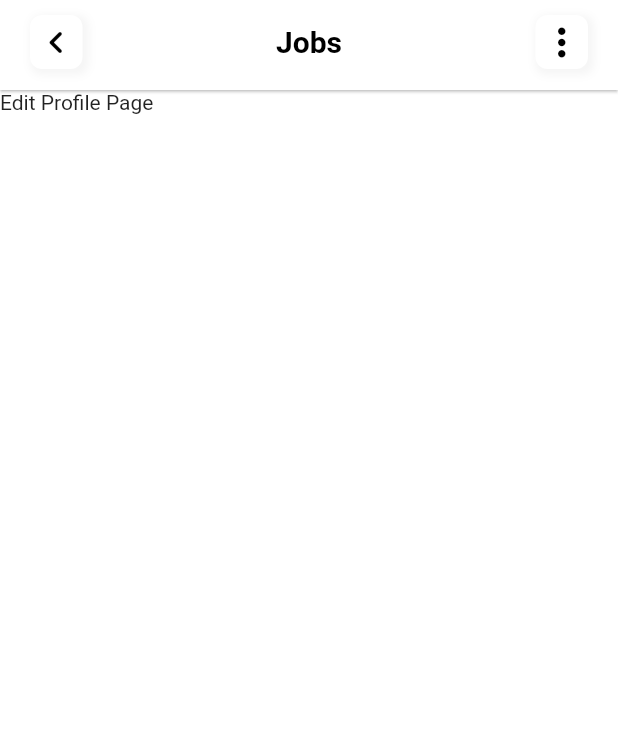
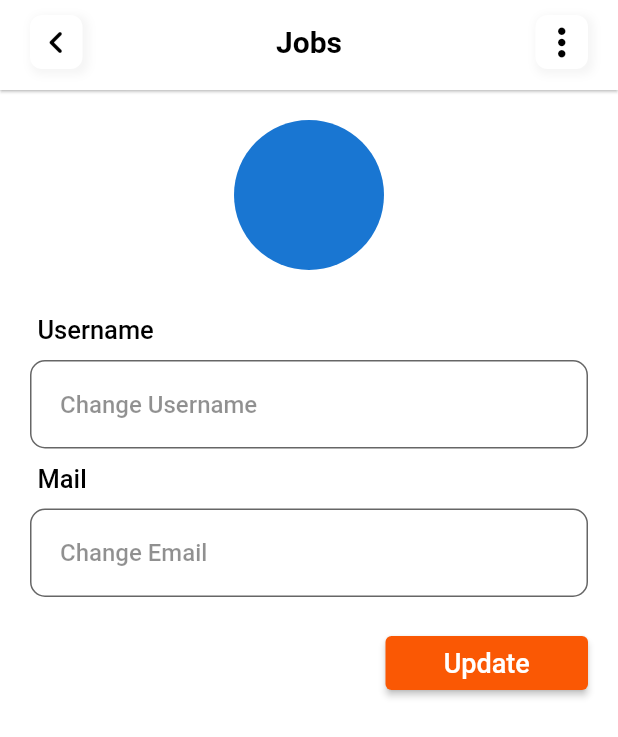
Before and after one commit to thetooaung07/job-portal, a Flutter app: the EditProfilePage screen opened by its route, on a phone screen of 412 x 824 dp. Shown: the top 737 px of the screen. Run offline on Flutter 3.47's test engine with Material 2 defaults, Android fonts, the phone set to English and light mode, and no system bars; our stand-ins replace cloud_firestore, firebase_auth, firebase_core, firebase_storage, flutter_svg, fluttertoast and 2 more; accounts and stored records are empty; network calls fail; Roboto replaces fonts that are missing (Circular).

Commit message:
Username and email update

```diff
--- a/lib/TODO.txt
+++ b/lib/TODO.txt
@@ -81,3 +81,7 @@ Job_Post_Controller bug > only one contoller is working for various picture caus
 
 
 After uploading profile PopUpMenuBtn not close automatically
+
+
+TO Fix UI blinking 2 to 3 times after updating Username and email !Need to fix
+Test Username and email change again
--- a/lib/controller/user_account_controller.dart
+++ b/lib/controller/user_account_controller.dart
@@ -1,4 +1,7 @@
 import 'package:firebase_auth/firebase_auth.dart';
+import 'package:flutter/cupertino.dart';
+import 'package:flutter/material.dart';
+import 'package:fluttertoast/fluttertoast.dart';
 import 'package:get/get.dart';
 import 'package:image_picker/image_picker.dart';
 import 'package:job_portal/global.dart';
@@ -18,12 +21,23 @@ class UserAccountController extends GetxController {
     _userAccount.value = UserAccount();
   }
 
+  // Edit Profile Page Controller
+  TextEditingController usernameC = new TextEditingController();
+  TextEditingController emailC = new TextEditingController();
+
   @override
   void onInit() {
     super.onInit();
-    if (firebaseAuth.currentUser != null)
+    if (firebaseAuth.currentUser != null) {
       _userAccount.bindStream(
           FirestoreHelper().userAccountStream(firebaseAuth.currentUser!.uid));
+    }
+    // //For Edit profile page
+    // if (user.username != null && user.email != null) {
+    //   print("Inside on inti not null");
+    //   usernameC.text = user.username!;
+    //   emailC.text = user.email!;
+    // }
   }
 
   int calculate(Map profileStats) {
@@ -93,4 +107,58 @@ class UserAccountController extends GetxController {
           data: {"postedBy.profile": fileLink});
     }
   }
+
+  bool shouldUpdateCheck() {
+    if (usernameC.text == user.username &&
+        emailC.text == user.email &&
+        usernameC.text == firebaseAuth.currentUser?.email)
+      return false;
+    else if (usernameC.text.trim().length < 0 && emailC.text.trim().length < 0)
+      return false;
+    else
+      return true;
+  }
+
+  // Edit Profile Update // only username and email
+
+  void usernameAndEmailUpdate() async {
+    if (!shouldUpdateCheck())
+      return;
+    else {
+      // Update Firebase Authentication
+      late UserCredential newCre;
+
+      if (user.email != null && user.password != null) {
+        newCre = await firebaseAuth.signInWithEmailAndPassword(
+          email: user.email!,
+          password: user.password!,
+        );
+        if (newCre.user != null) {
+          await newCre.user?.updateEmail(emailC.text.trim());
+        }
+      }
+
+      UserAccount _user = new UserAccount(
+          username: usernameC.text,
+          email: emailC.text,
+          addABio: user.addABio,
+          cvFile: user.cvFile,
+          password: user.password,
+          profile: user.profile,
+          profileDetails: user.profileDetails,
+          userId: user.userId);
+// Update CloudFirestore
+      await FirestoreHelper().update(
+        collectionPath: "users",
+        docPath: user.userId,
+        data: _user.toJson(),
+      );
+    }
+
+    Fluttertoast.showToast(
+        msg: "Success",
+        backgroundColor: Colors.green,
+        textColor: Colors.white,
+        fontSize: 16.0);
+  }
 }
--- a/lib/global.dart
+++ b/lib/global.dart
@@ -7,7 +7,7 @@ import 'package:job_portal/services/storage.dart';
 final FirebaseAuth firebaseAuth = FirebaseAuth.instance;
 final FirebaseFirestore firebaseFirestore = FirebaseFirestore.instance;
 
-final loginUserID = firebaseAuth.currentUser!.uid;
+final loginUserID = firebaseAuth.currentUser?.uid;
 
 final AuthService authService = AuthService();
 final StorageService storageService = StorageService();
--- a/lib/routes/routes.dart
+++ b/lib/routes/routes.dart
@@ -59,5 +59,5 @@ routes() => [
       GetPage(name: RouteNames.myJobs, page: () => const MyJobsPage()),
       GetPage(name: RouteNames.savePosts, page: () => const SavedJobsPage()),
       GetPage(name: RouteNames.postJob, page: () => const PostJobPage()),
-      GetPage(name: RouteNames.eidtProfile, page: () => const EditProfilePage())
+      GetPage(name: RouteNames.eidtProfile, page: () => EditProfilePage())
     ];
--- a/lib/view/edit_profile.dart
+++ b/lib/view/edit_profile.dart
@@ -1,10 +1,36 @@
 import 'package:flutter/material.dart';
 import 'package:get/get.dart';
+import 'package:job_portal/constants.dart';
+import 'package:job_portal/controller/user_account_controller.dart';
 import 'package:job_portal/main.dart';
 import 'package:job_portal/widgets/my_app_bar.dart';
 
-class EditProfilePage extends StatelessWidget {
+class EditProfilePage extends StatefulWidget {
   const EditProfilePage({Key? key}) : super(key: key);
+
+  @override
+  State<EditProfilePage> createState() => _EditProfilePageState();
+}
+
+class _EditProfilePageState extends State<EditProfilePage> {
+  UserAccountController controller = Get.find<UserAccountController>();
+
+  @override
+  void initState() {
+    super.initState();
+
+    if (controller.user.username != null && controller.user.email != null) {
+      controller.usernameC.text = controller.user.username!;
+      controller.emailC.text = controller.user.email!;
+    }
+  }
+
+  @override
+  void dispose() {
+    controller.usernameC..dispose();
+    controller.emailC.dispose();
+    super.dispose();
+  }
 
   @override
   Widget build(BuildContext context) {
@@ -36,7 +62,125 @@ class EditProfilePage extends StatelessWidget {
           ),
         ],
       ),
-      body: Text("Edit Profile Page"),
+      body: SingleChildScrollView(
+        child: Container(
+          padding: EdgeInsets.symmetric(horizontal: 20),
+          child: Column(
+            children: [
+              SizedBox(
+                height: 20,
+              ),
+              Center(
+                child: CircleAvatar(
+                  radius: 50,
+                ),
+              ),
+              SizedBox(
+                height: 20,
+              ),
+              LabelTextField(
+                label: "Username",
+                hintText: "Change Username",
+                controller: controller.usernameC,
+              ),
+              LabelTextField(
+                label: "Mail",
+                hintText: "Change Email",
+                controller: controller.emailC,
+              ),
+              SizedBox(
+                height: 20,
+              ),
+              Align(
+                alignment: Alignment.centerRight,
+                child: ElevatedButton(
+                  child: Container(
+                      width: Get.width / 4,
+                      alignment: Alignment.center,
+                      child: Text(
+                        "Update",
+                        style: kLabelTextStyle.copyWith(
+                            color: Colors.white, fontWeight: FontWeight.w500),
+                      )),
+                  onPressed: () {
+                    controller.usernameAndEmailUpdate();
+                  },
+                ),
+              )
+            ],
+          ),
+        ),
+      ),
     );
   }
 }
+
+class LabelTextField extends StatelessWidget {
+  final String? label;
+  final String? hintText;
+  final TextEditingController? controller;
+
+  const LabelTextField({Key? key, this.label, this.hintText, this.controller})
+      : super(key: key);
+
+  @override
+  Widget build(BuildContext context) {
+    return Column(
+      crossAxisAlignment: CrossAxisAlignment.start,
+      children: [
+        Padding(
+          padding: const EdgeInsets.symmetric(vertical: 10.0, horizontal: 5),
+          child: Text(
+            label ?? "",
+            style: kLabelTextStyle.copyWith(
+                fontSize: 17, fontWeight: FontWeight.w500),
+          ),
+        ),
+        Container(
+          decoration: BoxDecoration(
+            color: Colors.white,
+            borderRadius: BorderRadius.circular(10),
+          ),
+          child: TextField(
+            controller: controller ?? null,
+            autofocus: false,
+            style: TextStyle(
+              color: Colors.black,
+              fontWeight: FontWeight.w500,
+            ),
+            decoration: InputDecoration(
+                prefixIcon: null,
+                suffixIcon: null,
+                contentPadding: EdgeInsets.all(20),
+                hintText: hintText ?? "",
+                hintStyle: TextStyle(
+                  color: Color.fromARGB(111, 0, 0, 0),
+                ),
+                filled: true,
+                fillColor: Colors.white,
+                border: OutlineInputBorder(
+                  borderRadius: BorderRadius.circular(10),
+                )
+
+                // enabledBorder: OutlineInputBorder(
+                //     borderRadius: BorderRadius.circular(10),
+                //     borderSide: BorderSide(
+                //       color: Colors.white,
+                //       width: 1,
+                //     )),
+
+                // focusedBorder: OutlineInputBorder(
+                //     borderRadius: BorderRadius.circular(10),
+                //     borderSide: BorderSide(
+                //       color: Colors.white,
+                //       width: 1,
+                //     )),
+                // errorBorder: InputBorder.none,
+                // disabledBorder: InputBorder.none,
+                ),
+          ),
+        ),
+      ],
+    );
+  }
+}
--- a/lib/view/search_page/search_page.dart
+++ b/lib/view/search_page/search_page.dart
@@ -2,7 +2,6 @@ import 'package:flutter/material.dart';
 import 'package:flutter_svg/flutter_svg.dart';
 import 'package:get/get.dart';
 import 'package:job_portal/main.dart';
-import 'package:job_portal/widgets/job-post-card-vt.dart';
 import 'package:job_portal/widgets/my_app_bar.dart';
 import 'package:job_portal/widgets/searchbar.dart';
 import 'package:job_portal/constants.dart';
--- a/lib/widgets/profile_widgets.dart
+++ b/lib/widgets/profile_widgets.dart
@@ -14,6 +14,7 @@ class AccountPageProfile extends StatelessWidget {
   Widget build(BuildContext context) {
     if (snapshot.connectionState == ConnectionState.active &&
         snapshot.hasData &&
+        snapshot.data?.profile != null &&
         controller.isUploading == false)
       return CircleAvatar(
         backgroundImage: NetworkImage(snapshot.data!.profile!),
```
Also changed, not shown: lib/view/account_page.dart (+35 -28 lines).
